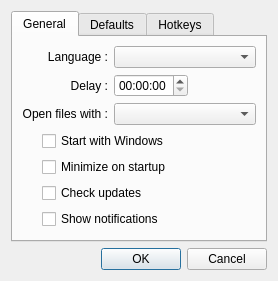
The window that src/gui/configdialog.ui (mistic100/UMWP-Autochanger) describes before a commit, drawn with Qt 5.
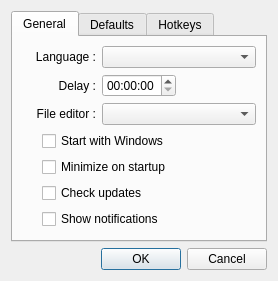
The same window after the commit. Custom widgets are drawn as their Qt base class.

Patch:
```diff
--- a/src/gui/configdialog.ui
+++ b/src/gui/configdialog.ui
@@ -99,7 +99,7 @@
        <item row="2" column="0">
         <widget class="QLabel" name="label_11">
          <property name="text">
-          <string>Open files with :</string>
+          <string>File editor :</string>
          </property>
          <property name="alignment">
           <set>Qt::AlignRight|Qt::AlignTrailing|Qt::AlignVCenter</set>
```
